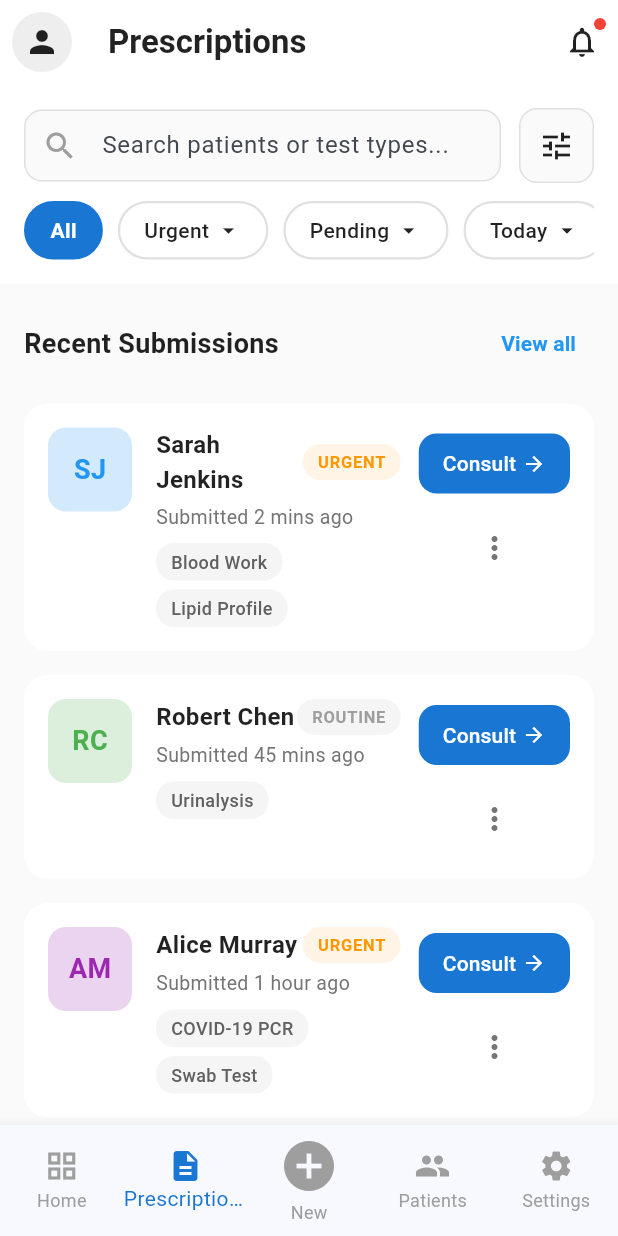
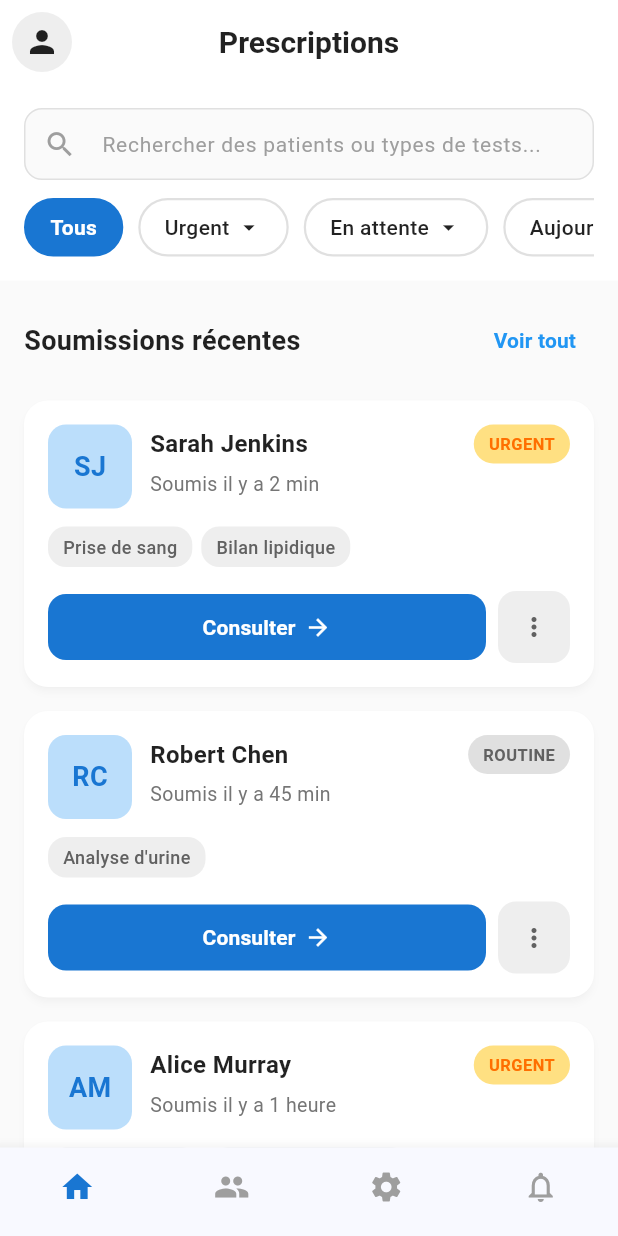
Before and after one commit to Yassminette5/medaichain-mobile, a Flutter app: the CenterHomePage screen opened directly, on a phone screen of 412 x 824 dp. Run offline on Flutter 3.47's test engine with Material 3 defaults, Android fonts, the phone set to English and light mode, and no system bars.

Commit message:
feat: AmÃ©lioration style page home centre - traduction franÃ§ais et ajustement navigation

```diff
--- a/lib/pages/center_home_page.dart
+++ b/lib/pages/center_home_page.dart
@@ -9,7 +9,7 @@ class CenterHomePage extends StatefulWidget {
 }
 
 class _CenterHomePageState extends State<CenterHomePage> {
-  String _selectedFilter = 'All';
+  String _selectedFilter = 'Tous';
   final TextEditingController _searchController = TextEditingController();
 
   final List<PrescriptionModel> _prescriptions = [
@@ -17,27 +17,27 @@ class _CenterHomePageState extends State<CenterHomePage> {
       id: '1',
       patientName: 'Sarah Jenkins',
       initials: 'SJ',
-      timeAgo: 'Submitted 2 mins ago',
+      timeAgo: 'Soumis il y a 2 min',
       status: 'URGENT',
-      tests: ['Blood Work', 'Lipid Profile'],
+      tests: ['Prise de sang', 'Bilan lipidique'],
       avatarColor: Colors.blue,
     ),
     PrescriptionModel(
       id: '2',
       patientName: 'Robert Chen',
       initials: 'RC',
-      timeAgo: 'Submitted 45 mins ago',
+      timeAgo: 'Soumis il y a 45 min',
       status: 'ROUTINE',
-      tests: ['Urinalysis'],
+      tests: ['Analyse d\'urine'],
       avatarColor: Colors.green,
     ),
     PrescriptionModel(
       id: '3',
       patientName: 'Alice Murray',
       initials: 'AM',
-      timeAgo: 'Submitted 1 hour ago',
+      timeAgo: 'Soumis il y a 1 heure',
       status: 'URGENT',
-      tests: ['COVID-19 PCR', 'Swab Test'],
+      tests: ['PCR COVID-19', 'Test de prélèvement'],
       avatarColor: Colors.purple,
     ),
   ];
@@ -47,9 +47,9 @@ class _CenterHomePageState extends State<CenterHomePage> {
 
     if (_selectedFilter == 'Urgent') {
       filtered = filtered.where((p) => p.status == 'URGENT').toList();
-    } else if (_selectedFilter == 'Pending') {
+    } else if (_selectedFilter == 'En attente') {
       filtered = filtered.where((p) => p.status == 'PENDING').toList();
-    } else if (_selectedFilter == 'Today') {
+    } else if (_selectedFilter == 'Aujourd\'hui') {
       // Filtrer par aujourd'hui (simulation)
       filtered = filtered;
     }
@@ -68,9 +68,9 @@ class _CenterHomePageState extends State<CenterHomePage> {
   Color _getStatusColor(String status) {
     switch (status) {
       case 'URGENT':
-        return Colors.orange;
+        return Colors.amber[700]!;
       case 'ROUTINE':
-        return Colors.grey;
+        return Colors.grey[400]!;
       case 'PENDING':
         return Colors.blue;
       default:
@@ -109,30 +109,10 @@ class _CenterHomePageState extends State<CenterHomePage> {
           style: TextStyle(
             fontWeight: FontWeight.bold,
             color: Colors.black87,
+            fontSize: 20,
           ),
         ),
-        actions: [
-          Stack(
-            children: [
-              IconButton(
-                icon: const Icon(Icons.notifications_outlined, color: Colors.black87),
-                onPressed: () {},
-              ),
-              Positioned(
-                right: 8,
-                top: 8,
-                child: Container(
-                  width: 8,
-                  height: 8,
-                  decoration: const BoxDecoration(
-                    color: Colors.red,
-                    shape: BoxShape.circle,
-                  ),
-                ),
-              ),
-            ],
-          ),
-        ],
+        centerTitle: true,
       ),
       body: Column(
         children: [
@@ -142,15 +122,13 @@ class _CenterHomePageState extends State<CenterHomePage> {
             padding: const EdgeInsets.all(16),
             child: Column(
               children: [
-                Row(
-                  children: [
-                    Expanded(
-                      child: TextField(
+                TextField(
                   controller: _searchController,
                   onChanged: (_) => setState(() {}),
                   decoration: InputDecoration(
-                          hintText: 'Search patients or test types...',
-                          prefixIcon: const Icon(Icons.search, color: Colors.grey),
+                    hintText: 'Rechercher des patients ou types de tests...',
+                    hintStyle: TextStyle(color: Colors.grey[500], fontSize: 14),
+                    prefixIcon: const Icon(Icons.search, color: Colors.grey, size: 22),
                     border: OutlineInputBorder(
                       borderRadius: BorderRadius.circular(12),
                       borderSide: BorderSide(color: Colors.grey[300]!),
@@ -168,26 +146,11 @@ class _CenterHomePageState extends State<CenterHomePage> {
                     contentPadding: const EdgeInsets.symmetric(horizontal: 16, vertical: 12),
                   ),
                 ),
-                    ),
-                    const SizedBox(width: 12),
-                    Container(
-                      decoration: BoxDecoration(
-                        color: Colors.grey[50],
-                        borderRadius: BorderRadius.circular(12),
-                        border: Border.all(color: Colors.grey[300]!),
-                      ),
-                      child: IconButton(
-                        icon: const Icon(Icons.tune, color: Colors.black87),
-                        onPressed: () {},
-                      ),
-                    ),
-                  ],
-                ),
                 const SizedBox(height: 12),
                 SingleChildScrollView(
                   scrollDirection: Axis.horizontal,
                   child: Row(
-                    children: ['All', 'Urgent', 'Pending', 'Today'].map((filter) {
+                    children: ['Tous', 'Urgent', 'En attente', 'Aujourd\'hui'].map((filter) {
                       final isSelected = _selectedFilter == filter;
                       return Padding(
                         padding: const EdgeInsets.only(right: 10),
@@ -218,7 +181,7 @@ class _CenterHomePageState extends State<CenterHomePage> {
                                     fontSize: 14,
                                   ),
                                 ),
-                                if (filter != 'All') ...[
+                                if (filter != 'Tous') ...[
                                   const SizedBox(width: 4),
                                   Icon(
                                     Icons.arrow_drop_down,
@@ -247,7 +210,7 @@ class _CenterHomePageState extends State<CenterHomePage> {
                   mainAxisAlignment: MainAxisAlignment.spaceBetween,
                   children: [
                     const Text(
-                      'Recent Submissions',
+                      'Soumissions récentes',
                       style: TextStyle(
                         fontSize: 18,
                         fontWeight: FontWeight.bold,
@@ -257,7 +220,7 @@ class _CenterHomePageState extends State<CenterHomePage> {
                     TextButton(
                       onPressed: () {},
                       child: const Text(
-                        'View all',
+                        'Voir tout',
                         style: TextStyle(
                           color: Colors.blue,
                           fontWeight: FontWeight.w600,
@@ -275,29 +238,27 @@ class _CenterHomePageState extends State<CenterHomePage> {
       ),
       bottomNavigationBar: BottomNavigationBar(
         type: BottomNavigationBarType.fixed,
-        currentIndex: 1,
+        currentIndex: 0,
         selectedItemColor: Colors.blue[700],
         unselectedItemColor: Colors.grey,
+        showSelectedLabels: false,
+        showUnselectedLabels: false,
         items: const [
           BottomNavigationBarItem(
-            icon: Icon(Icons.grid_view),
-            label: 'Home',
-          ),
-          BottomNavigationBarItem(
-            icon: Icon(Icons.description),
-            label: 'Prescriptions',
-          ),
-          BottomNavigationBarItem(
-            icon: Icon(Icons.add_circle, size: 40),
-            label: 'New',
+            icon: Icon(Icons.home),
+            label: '',
           ),
           BottomNavigationBarItem(
             icon: Icon(Icons.people),
-            label: 'Patients',
+            label: '',
           ),
           BottomNavigationBarItem(
             icon: Icon(Icons.settings),
-            label: 'Settings',
+            label: '',
+          ),
+          BottomNavigationBarItem(
+            icon: Icon(Icons.notifications_outlined),
+            label: '',
           ),
         ],
       ),
@@ -310,11 +271,15 @@ class _CenterHomePageState extends State<CenterHomePage> {
       shape: RoundedRectangleBorder(
         borderRadius: BorderRadius.circular(16),
       ),
-      elevation: 0,
+      elevation: 2,
+      shadowColor: Colors.grey.withOpacity(0.1),
       color: Colors.white,
       child: Padding(
         padding: const EdgeInsets.all(16),
-        child: Row(
+        child: Column(
+          crossAxisAlignment: CrossAxisAlignment.start,
+          children: [
+            Row(
               crossAxisAlignment: CrossAxisAlignment.start,
               children: [
                 // Avatar
@@ -322,22 +287,22 @@ class _CenterHomePageState extends State<CenterHomePage> {
                   width: 56,
                   height: 56,
                   decoration: BoxDecoration(
-                color: prescription.avatarColor.withOpacity(0.2),
+                    color: Colors.blue[100],
                     borderRadius: BorderRadius.circular(12),
                   ),
                   child: Center(
                     child: Text(
                       prescription.initials,
                       style: TextStyle(
-                    color: prescription.avatarColor,
+                        color: Colors.blue[700],
                         fontWeight: FontWeight.bold,
                         fontSize: 18,
                       ),
                     ),
                   ),
                 ),
-            const SizedBox(width: 16),
-            // Contenu
+                const SizedBox(width: 12),
+                // Contenu principal
                 Expanded(
                   child: Column(
                     crossAxisAlignment: CrossAxisAlignment.start,
@@ -349,24 +314,28 @@ class _CenterHomePageState extends State<CenterHomePage> {
                               prescription.patientName,
                               style: const TextStyle(
                                 fontSize: 16,
-                            fontWeight: FontWeight.w600,
+                                fontWeight: FontWeight.bold,
                                 color: Colors.black87,
                               ),
                             ),
                           ),
                           Container(
-                        padding: const EdgeInsets.symmetric(horizontal: 10, vertical: 4),
+                            padding: const EdgeInsets.symmetric(horizontal: 10, vertical: 5),
                             decoration: BoxDecoration(
-                          color: _getStatusColor(prescription.status).withOpacity(0.1),
-                          borderRadius: BorderRadius.circular(12),
+                              color: prescription.status == 'URGENT'
+                                  ? Colors.amber[200]
+                                  : Colors.grey[300],
+                              borderRadius: BorderRadius.circular(14),
                             ),
                             child: Text(
                               prescription.status,
                               style: TextStyle(
                                 fontSize: 11,
-                            fontWeight: FontWeight.w700,
-                            color: _getStatusColor(prescription.status),
-                            letterSpacing: 0.5,
+                                fontWeight: FontWeight.bold,
+                                color: prescription.status == 'URGENT'
+                                    ? Colors.amber[900]
+                                    : Colors.grey[700],
+                                letterSpacing: 0.3,
                               ),
                             ),
                           ),
@@ -380,15 +349,21 @@ class _CenterHomePageState extends State<CenterHomePage> {
                           color: Colors.grey[600],
                         ),
                       ),
-                  const SizedBox(height: 8),
+                    ],
+                  ),
+                ),
+              ],
+            ),
+            const SizedBox(height: 12),
+            // Tags des tests
             Wrap(
               spacing: 6,
               runSpacing: 6,
               children: prescription.tests.map((test) {
                 return Container(
-                        padding: const EdgeInsets.symmetric(horizontal: 10, vertical: 4),
+                  padding: const EdgeInsets.symmetric(horizontal: 10, vertical: 5),
                   decoration: BoxDecoration(
-                          color: Colors.grey[100],
+                    color: Colors.grey[200],
                     borderRadius: BorderRadius.circular(12),
                   ),
                   child: Text(
@@ -402,39 +377,53 @@ class _CenterHomePageState extends State<CenterHomePage> {
                 );
               }).toList(),
             ),
-                ],
-              ),
-            ),
-            const SizedBox(width: 12),
+            const SizedBox(height: 16),
             // Boutons d'action
-            Column(
+            Row(
               children: [
-                ElevatedButton(
+                Expanded(
+                  child: ElevatedButton(
                     onPressed: () {
                       // Action consulter
                     },
                     style: ElevatedButton.styleFrom(
                       backgroundColor: Colors.blue[700],
                       foregroundColor: Colors.white,
-                    padding: const EdgeInsets.symmetric(horizontal: 16, vertical: 10),
+                      padding: const EdgeInsets.symmetric(vertical: 12),
                       shape: RoundedRectangleBorder(
                         borderRadius: BorderRadius.circular(12),
                       ),
                       elevation: 0,
                     ),
                     child: const Row(
-                    mainAxisSize: MainAxisSize.min,
+                      mainAxisAlignment: MainAxisAlignment.center,
                       children: [
-                      Text('Consult'),
-                      SizedBox(width: 4),
-                      Icon(Icons.arrow_forward, size: 16),
+                        Text(
+                          'Consulter',
+                          style: TextStyle(
+                            fontSize: 14,
+                            fontWeight: FontWeight.w600,
+                          ),
+                        ),
+                        SizedBox(width: 6),
+                        Icon(Icons.arrow_forward, size: 18),
                       ],
                     ),
                   ),
-                const SizedBox(height: 8),
-                IconButton(
-                  icon: Icon(Icons.more_vert, color: Colors.grey[600]),
+                ),
+                const SizedBox(width: 8),
+                Container(
+                  width: 48,
+                  height: 48,
+                  decoration: BoxDecoration(
+                    color: Colors.grey[200],
+                    borderRadius: BorderRadius.circular(12),
+                  ),
+                  child: IconButton(
+                    icon: Icon(Icons.more_vert, color: Colors.grey[700], size: 20),
                     onPressed: () {},
+                    padding: EdgeInsets.zero,
+                  ),
                 ),
               ],
             ),
```
Lines whose indentation alone changed are shown as unchanged.
